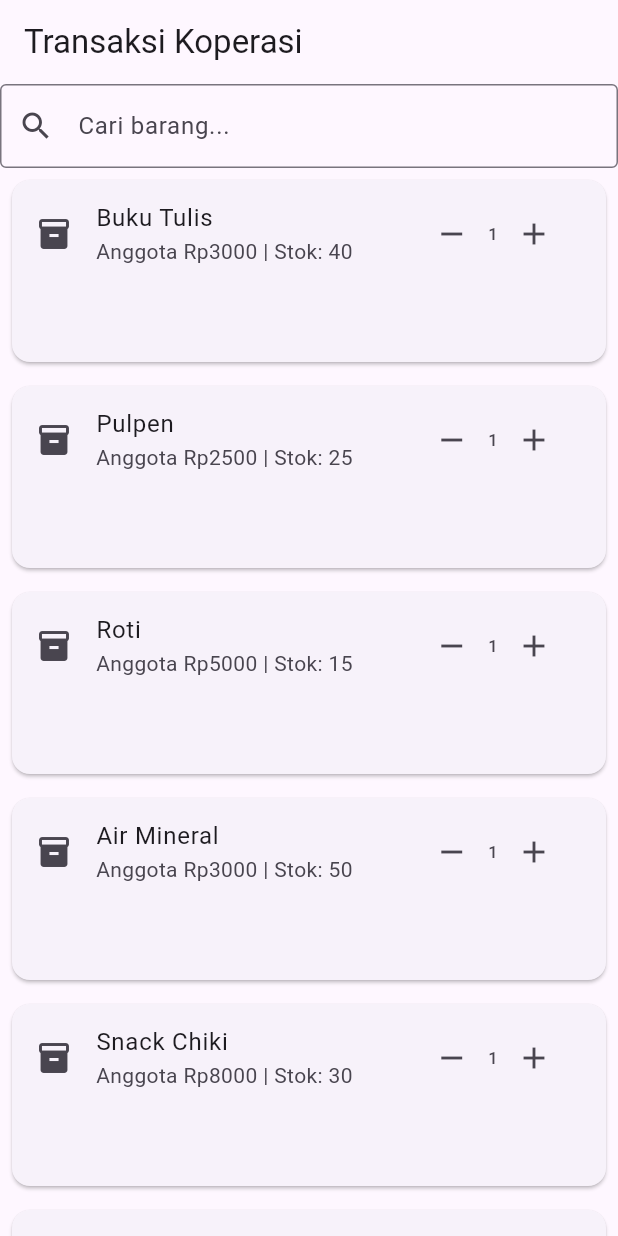
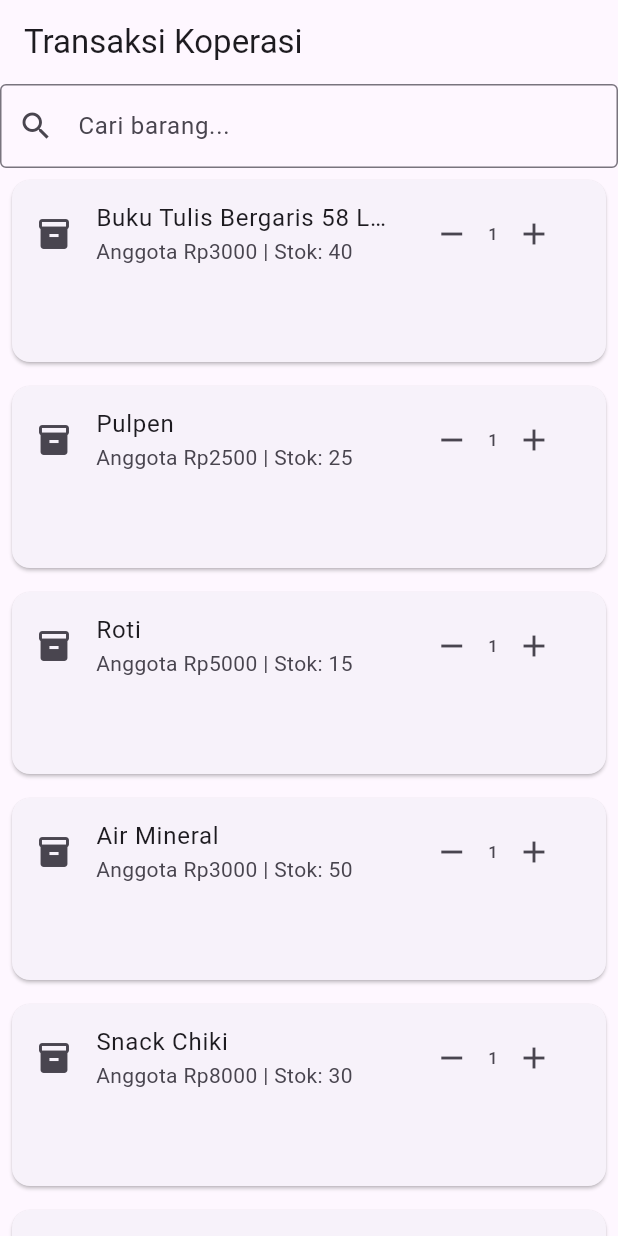
Before and after one commit to irsyadulrpl1-dot/latihan1-18Irsyad, a Flutter app: the screen it shows after launch, on a phone screen of 412 x 824 dp. Run offline on Flutter 3.47's test engine with Material 3 defaults, Android fonts, the light colour scheme and no system bars.

Commit message:
LKM-11 anti overlow

```diff
--- a/kopsis_ui/lib/barang_card.dart
+++ b/kopsis_ui/lib/barang_card.dart
@@ -43,7 +43,14 @@ class _BarangCardState extends State<BarangCard> {
       margin: const EdgeInsets.all(8),
       child: ListTile(
         leading: const Icon(Icons.inventory_2),
-        title: Text(widget.nama),
+        // PERBAIKAN OVERFLOW (LANGKAH 1 & 2): Bungkus Text dengan Expanded
+        title: Expanded(
+          child: Text(
+            widget.nama,
+            maxLines: 1,
+            overflow: TextOverflow.ellipsis,
+          ),
+        ),
         subtitle: Text('Anggota Rp' + widget.hargaAnggota.toString() + ' | Stok: ' + stokSekarang.toString()),
         trailing: keranjangItem,
       ),
--- a/kopsis_ui/lib/main.dart
+++ b/kopsis_ui/lib/main.dart
@@ -27,7 +27,7 @@ class _MyAppState extends State<MyApp> {
   }
 
   final List<Map<String, dynamic>> daftarBarang = const [
-    {'nama': 'Buku Tulis', 'anggota': 3000, 'umum': 3500, 'stok': 40},
+    {'nama': 'Buku Tulis Bergaris 58 Lembar Sampul Tebal', 'anggota': 3000, 'umum': 3500, 'stok': 40},
     {'nama': 'Pulpen', 'anggota': 2500, 'umum': 3000, 'stok': 25},
     {'nama': 'Roti', 'anggota': 5000, 'umum': 5500, 'stok': 15},
     {'nama': 'Air Mineral', 'anggota': 3000, 'umum': 3500, 'stok': 50},
```
